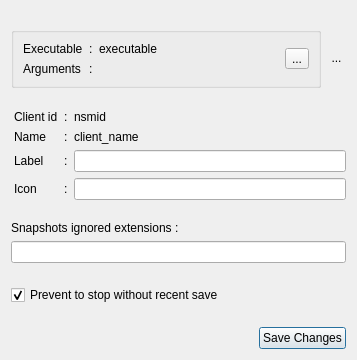
Above: resources/ui/client_properties.ui from Houston4444/RaySession before the change. Below: the same form after it.
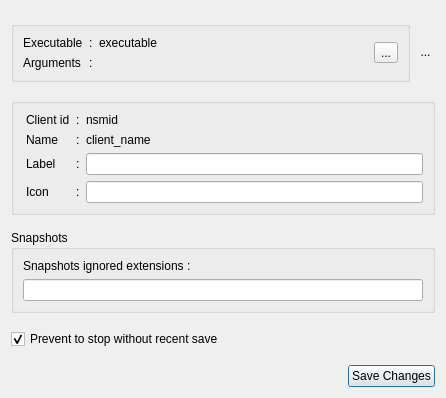
That is the form after the change. Icons and pictures are not drawn.

Commit message: redesign client properties dialog, again

The edit to the form file:
```diff
--- a/resources/ui/client_properties.ui
+++ b/resources/ui/client_properties.ui
@@ -6,8 +6,8 @@
    <rect>
     <x>0</x>
     <y>0</y>
-    <width>357</width>
-    <height>360</height>
+    <width>446</width>
+    <height>398</height>
    </rect>
   </property>
   <property name="sizePolicy">
@@ -184,7 +184,13 @@
     </spacer>
    </item>
    <item>
-    <layout class="QGridLayout" name="gridLayout" columnstretch="0,0,0,0,0,0">
+    <widget class="QGroupBox" name="groupBox">
+     <property name="title">
+      <string/>
+     </property>
+     <layout class="QGridLayout" name="gridLayout_2">
+      <item row="0" column="0">
+       <layout class="QGridLayout" name="gridLayout" columnstretch="0,0,0,0,0">
      <item row="2" column="1">
       <widget class="QLabel" name="label_6">
        <property name="sizePolicy">
@@ -339,6 +345,9 @@
      </item>
     </layout>
    </item>
+     </layout>
+    </widget>
+   </item>
    <item>
     <spacer name="verticalSpacer_5">
      <property name="orientation">
@@ -356,6 +365,12 @@
     </spacer>
    </item>
    <item>
+    <widget class="QGroupBox" name="groupBox_2">
+     <property name="title">
+      <string>Snapshots</string>
+     </property>
+     <layout class="QVBoxLayout" name="verticalLayout_3">
+      <item>
     <widget class="QLabel" name="label_13">
      <property name="sizePolicy">
       <sizepolicy hsizetype="Minimum" vsizetype="Minimum">
@@ -376,6 +391,9 @@
      <property name="toolTip">
       <string>&lt;html&gt;&lt;head/&gt;&lt;body&gt;&lt;p&gt;Edit here what types of files inside the client folders&lt;br/&gt;should be ignored in session snapshots.&lt;/p&gt;&lt;p&gt;Indexed files will remain so.&lt;/p&gt;&lt;/body&gt;&lt;/html&gt;</string>
      </property>
+       </widget>
+      </item>
+     </layout>
     </widget>
    </item>
    <item>
```
Lines whose indentation alone changed are shown as unchanged.
